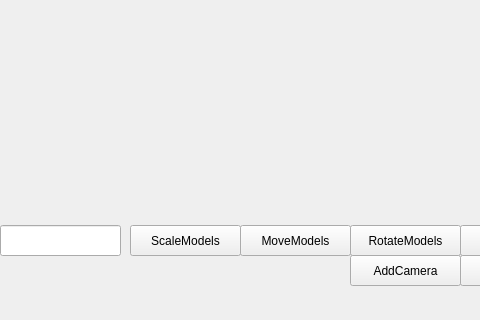
Old version of the form lab3/mainwindow.ui in the repository Inlucker/OOP; both pictures show x 100 to 580 and y 375 to 695 of the 805 by 695 pixel window.
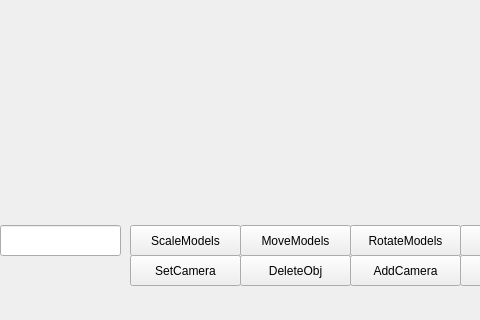
New version of the form.

What changed in the file:
```diff
--- a/lab3/mainwindow.ui
+++ b/lab3/mainwindow.ui
@@ -152,6 +152,32 @@
      <string>AddCamera</string>
     </property>
    </widget>
+   <widget class="QPushButton" name="DeleteObjBtn">
+    <property name="geometry">
+     <rect>
+      <x>340</x>
+      <y>630</y>
+      <width>111</width>
+      <height>31</height>
+     </rect>
+    </property>
+    <property name="text">
+     <string>DeleteObj</string>
+    </property>
+   </widget>
+   <widget class="QPushButton" name="SetCameraBtn">
+    <property name="geometry">
+     <rect>
+      <x>230</x>
+      <y>630</y>
+      <width>111</width>
+      <height>31</height>
+     </rect>
+    </property>
+    <property name="text">
+     <string>SetCamera</string>
+    </property>
+   </widget>
   </widget>
   <widget class="QMenuBar" name="menubar">
    <property name="geometry">
```
